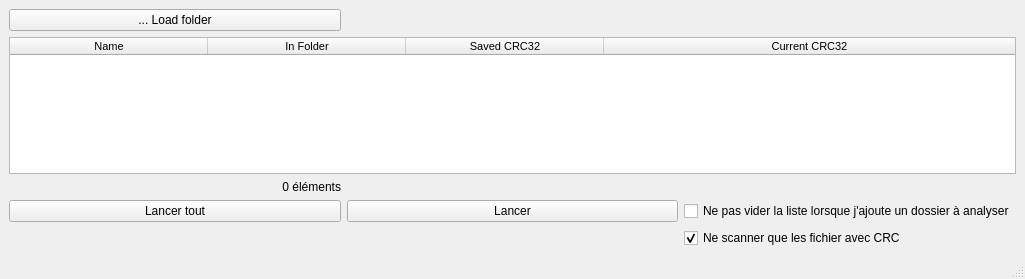
This is gui.ui in seigneurfuo/crc32-gui as Qt 5 draws it before an edit. The edited form follows.
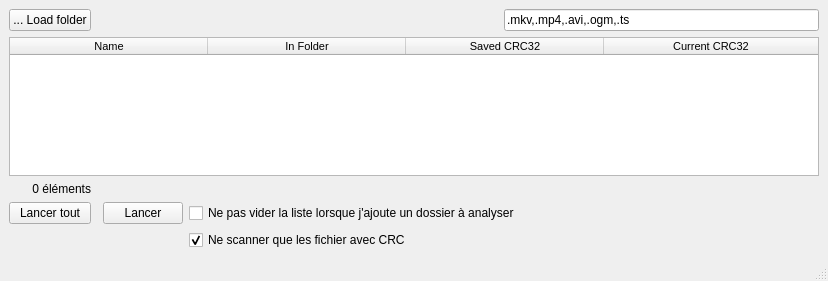
This is the edited form.

The edit to the form file:
```diff
--- a/gui.ui
+++ b/gui.ui
@@ -6,8 +6,8 @@
    <rect>
     <x>0</x>
     <y>0</y>
-    <width>1025</width>
-    <height>279</height>
+    <width>828</width>
+    <height>281</height>
    </rect>
   </property>
   <property name="windowTitle">
@@ -15,14 +15,31 @@
   </property>
   <widget class="QWidget" name="centralwidget">
    <layout class="QGridLayout" name="gridLayout">
-    <item row="0" column="0">
-     <widget class="QPushButton" name="pushButton_3">
+    <item row="3" column="2">
+     <widget class="QPushButton" name="pushButton_2">
       <property name="text">
-       <string>... Load folder</string>
+       <string>Lancer</string>
       </property>
      </widget>
     </item>
-    <item row="1" column="0" colspan="3">
+    <item row="4" column="3">
+     <widget class="QCheckBox" name="checkBox_2">
+      <property name="text">
+       <string>Ne scanner que les fichier avec CRC</string>
+      </property>
+      <property name="checked">
+       <bool>true</bool>
+      </property>
+     </widget>
+    </item>
+    <item row="3" column="0">
+     <widget class="QPushButton" name="pushButton">
+      <property name="text">
+       <string>Lancer tout</string>
+      </property>
+     </widget>
+    </item>
+    <item row="1" column="0" colspan="4">
      <widget class="QTableWidget" name="tableWidget">
       <property name="font">
        <font>
@@ -79,36 +96,43 @@
       </property>
      </widget>
     </item>
-    <item row="3" column="0">
-     <widget class="QPushButton" name="pushButton">
+    <item row="0" column="0">
+     <widget class="QPushButton" name="pushButton_3">
       <property name="text">
-       <string>Lancer tout</string>
+       <string>... Load folder</string>
       </property>
      </widget>
     </item>
-    <item row="3" column="1">
-     <widget class="QPushButton" name="pushButton_2">
-      <property name="text">
-       <string>Lancer</string>
-      </property>
-     </widget>
-    </item>
-    <item row="3" column="2">
+    <item row="3" column="3">
      <widget class="QCheckBox" name="checkBox">
       <property name="text">
        <string>Ne pas vider la liste lorsque j'ajoute un dossier à analyser</string>
       </property>
      </widget>
     </item>
-    <item row="4" column="2">
-     <widget class="QCheckBox" name="checkBox_2">
-      <property name="text">
-       <string>Ne scanner que les fichier avec CRC</string>
-      </property>
-      <property name="checked">
-       <bool>true</bool>
-      </property>
-     </widget>
+    <item row="0" column="3">
+     <layout class="QHBoxLayout" name="horizontalLayout">
+      <item>
+       <spacer name="horizontalSpacer">
+        <property name="orientation">
+         <enum>Qt::Horizontal</enum>
+        </property>
+        <property name="sizeHint" stdset="0">
+         <size>
+          <width>40</width>
+          <height>20</height>
+         </size>
+        </property>
+       </spacer>
+      </item>
+      <item>
+       <widget class="QLineEdit" name="allowed_extensions">
+        <property name="text">
+         <string>.mkv,.mp4,.avi,.ogm,.ts</string>
+        </property>
+       </widget>
+      </item>
+     </layout>
     </item>
    </layout>
   </widget>
@@ -117,7 +141,7 @@
     <rect>
      <x>0</x>
      <y>0</y>
-     <width>1025</width>
+     <width>828</width>
      <height>24</height>
     </rect>
    </property>
```
